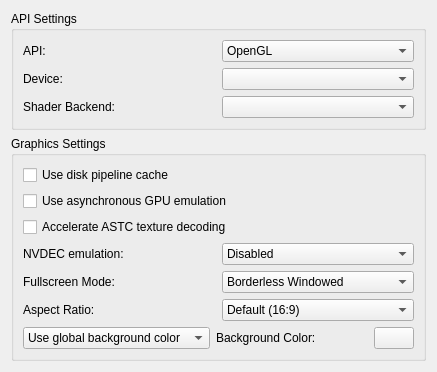
Above: src/yuzu/configuration/configure_graphics.ui from QuantumGhost/yuzu before the change. Below: the same form after it.
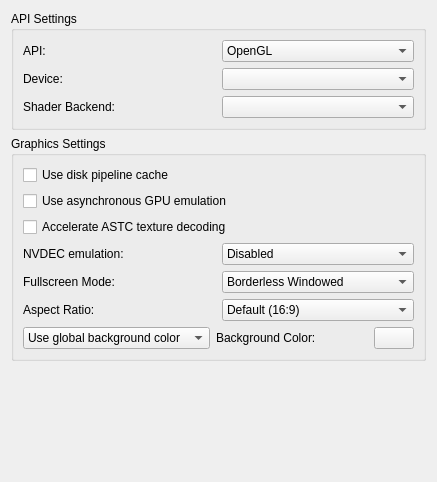
That is the form after the change.

```diff
--- a/src/yuzu/configuration/configure_graphics.ui
+++ b/src/yuzu/configuration/configure_graphics.ui
@@ -7,7 +7,7 @@
     <x>0</x>
     <y>0</y>
     <width>437</width>
-    <height>321</height>
+    <height>482</height>
    </rect>
   </property>
   <property name="windowTitle">
```
Left out of the diff: 3 changed lines with no effect on the pictures.
